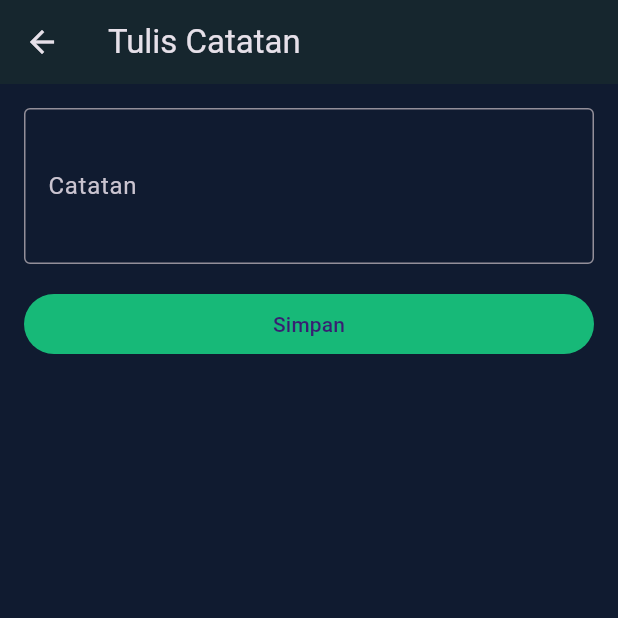
After one commit to Lutfihaszelm/UKM_HUB_UNAND, a Flutter app: the CatatanFormScreen screen opened by its route, on a phone screen of 412 x 824 dp, the top half of it. The commit adds this screen. Run offline on Flutter 3.47's test engine with Material 3 defaults, Android fonts, the phone set to English and light mode, and no system bars; our stand-ins replace flutter_riverpod, google_fonts.

Commit message:
feat: latihan modul 2 selesai

```diff
--- a/lib/core/routing/app_routes.dart
+++ b/lib/core/routing/app_routes.dart
@@ -1,3 +1,14 @@
+import 'package:flutter/material.dart';
+
+import '../../features/auth/presentation/screens/login_screen.dart';
+import '../../features/auth/presentation/screens/splash_screen.dart';
+import '../../screens/home_screen.dart';
+import '../../screens/not_found_screen.dart';
+import '../../screens/detail_screen.dart';
+import '../../screens/catatan_form_screen.dart';
+import '../../models/ukm.dart';
+import '../widgets/coming_soon_screen.dart';
+
 class AppRoutes {
   AppRoutes._();
 
@@ -5,4 +16,54 @@ class AppRoutes {
   static const String login = '/login';
   static const String register = '/register';
   static const String home = '/home';
+  static const String detail = '/detail';
+  static const String catatanForm = '/catatan-form';
+
+  static Route<dynamic>? onGenerateRoute(RouteSettings settings) {
+    switch (settings.name) {
+      case splash:
+        return MaterialPageRoute<void>(
+          builder: (_) => const SplashScreen(),
+          settings: settings,
+        );
+      case login:
+        return MaterialPageRoute<void>(
+          builder: (_) => const LoginScreen(),
+          settings: settings,
+        );
+      case register:
+        return MaterialPageRoute<void>(
+          builder: (_) => const ComingSoonScreen(title: 'Aktivasi Akun'),
+          settings: settings,
+        );
+      case home:
+        return MaterialPageRoute<void>(
+          builder: (_) => const HomeScreen(),
+          settings: settings,
+        );
+      case detail:
+        final args = settings.arguments;
+        if (args is Ukm) {
+          return MaterialPageRoute<void>(
+            builder: (_) => DetailScreen(item: args),
+            settings: settings,
+          );
+        }
+        return null; // data salah/kosong -> halaman 404
+      case catatanForm:
+        return MaterialPageRoute<String>(
+          builder: (_) => const CatatanFormScreen(),
+          settings: settings,
+        );
+      default:
+        return null; // route tidak terdaftar -> halaman 404
+    }
+  }
+
+  static Route<dynamic> onUnknownRoute(RouteSettings settings) {
+    return MaterialPageRoute<void>(
+      builder: (_) => NotFoundScreen(routeName: settings.name),
+      settings: settings,
+    );
+  }
 }
--- a/lib/features/auth/presentation/widgets/auth_text_field.dart
+++ b/lib/features/auth/presentation/widgets/auth_text_field.dart
@@ -17,6 +17,7 @@ class AuthTextField extends StatelessWidget {
     this.trailing,
     this.keyboardType,
     this.textInputAction,
+    this.validator,
   });
 
   final String label;
@@ -27,6 +28,7 @@ class AuthTextField extends StatelessWidget {
   final Widget? trailing;
   final TextInputType? keyboardType;
   final TextInputAction? textInputAction;
+  final String? Function(String?)? validator;
 
   @override
   Widget build(BuildContext context) {
@@ -41,13 +43,14 @@ class AuthTextField extends StatelessWidget {
             borderRadius: BorderRadius.circular(16),
             border: Border.all(color: AppColors.borderInput),
           ),
-          child: TextField(
+          child: TextFormField(
             controller: controller,
             obscureText: obscureText,
             keyboardType: keyboardType,
             textInputAction: textInputAction,
             style: AppTextStyles.inputText,
             cursorColor: AppColors.accentGreen,
+            validator: validator,
             decoration: InputDecoration(
               hintText: hintText,
               hintStyle: AppTextStyles.inputPlaceholder,
--- /dev/null
+++ b/lib/models/ukm.dart
@@ -0,0 +1,14 @@
+/// Model data untuk UKM (Unit Kegiatan Mahasiswa).
+class Ukm {
+  final String id;
+  final String name;
+  final String category;
+  final String description;
+
+  const Ukm({
+    required this.id,
+    required this.name,
+    required this.category,
+    required this.description,
+  });
+}
--- /dev/null
+++ b/lib/screens/catatan_form_screen.dart
@@ -0,0 +1,62 @@
+import 'package:flutter/material.dart';
+import '../utils/validators.dart';
+
+class CatatanFormScreen extends StatefulWidget {
+  const CatatanFormScreen({super.key});
+
+  @override
+  State<CatatanFormScreen> createState() => _CatatanFormScreenState();
+}
+
+class _CatatanFormScreenState extends State<CatatanFormScreen> {
+  final _formKey = GlobalKey<FormState>();
+  final _catatanController = TextEditingController();
+
+  @override
+  void dispose() {
+    _catatanController.dispose();
+    super.dispose();
+  }
+
+  void _simpan() {
+    final isValid = _formKey.currentState?.validate() ?? false;
+    if (!isValid) return;
+
+    // Tutup layar ini sambil MEMBAWA teks catatan ke layar sebelumnya
+    Navigator.pop(context, _catatanController.text.trim());
+  }
+
+  @override
+  Widget build(BuildContext context) {
+    return Scaffold(
+      appBar: AppBar(title: const Text('Tulis Catatan')),
+      body: SingleChildScrollView(
+        padding: const EdgeInsets.all(16),
+        child: Form(
+          key: _formKey,
+          autovalidateMode: AutovalidateMode.onUserInteraction,
+          child: Column(
+            crossAxisAlignment: CrossAxisAlignment.stretch,
+            children: [
+              TextFormField(
+                controller: _catatanController,
+                maxLines: 3,
+                decoration: const InputDecoration(
+                  labelText: 'Catatan',
+                  border: OutlineInputBorder(),
+                ),
+                validator: (value) =>
+                    Validators.minLength(value, 5, fieldName: 'Catatan'),
+              ),
+              const SizedBox(height: 16),
+              FilledButton(
+                onPressed: _simpan,
+                child: const Text('Simpan'),
+              ),
+            ],
+          ),
+        ),
+      ),
+    );
+  }
+}
```
Also changed, not shown: lib/app.dart (+3 -6 lines), lib/data/ukm_repository.dart (added, +35 -0 lines), lib/features/auth/presentation/screens/login_screen.dart (+11 -1 lines), lib/screens/detail_screen.dart (added, +62 -0 lines), lib/screens/home_screen.dart (added, +95 -0 lines), lib/screens/not_found_screen.dart (added, +49 -0 lines), lib/utils/validators.dart (added, +48 -0 lines), lib/widgets/state_views.dart (added, +107 -0 lines).
